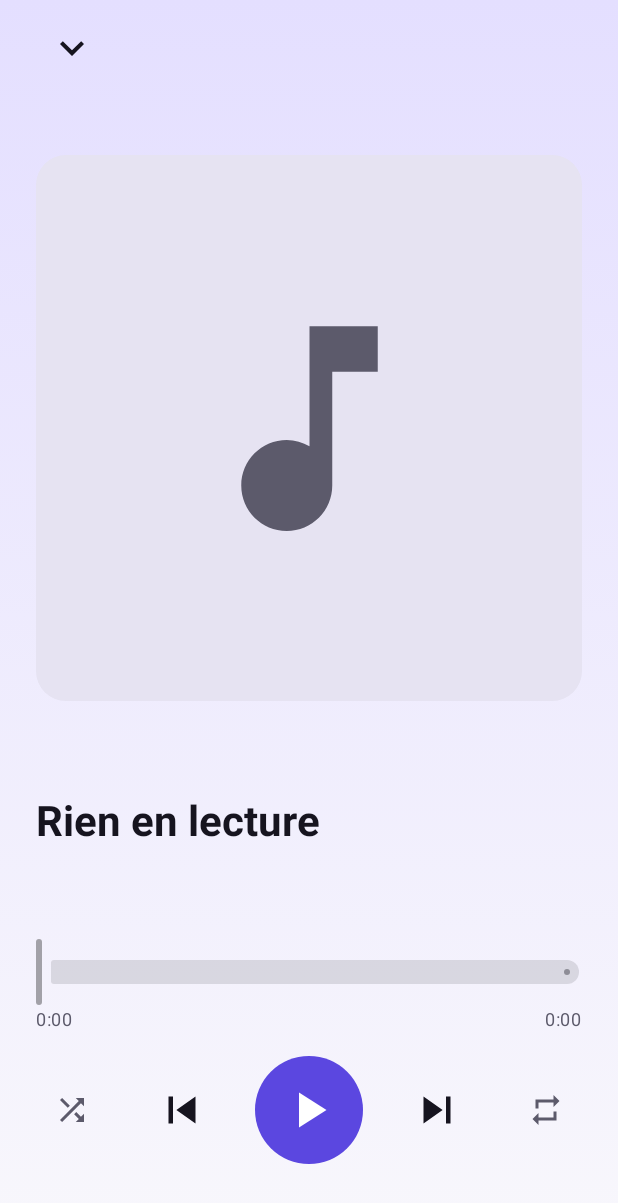
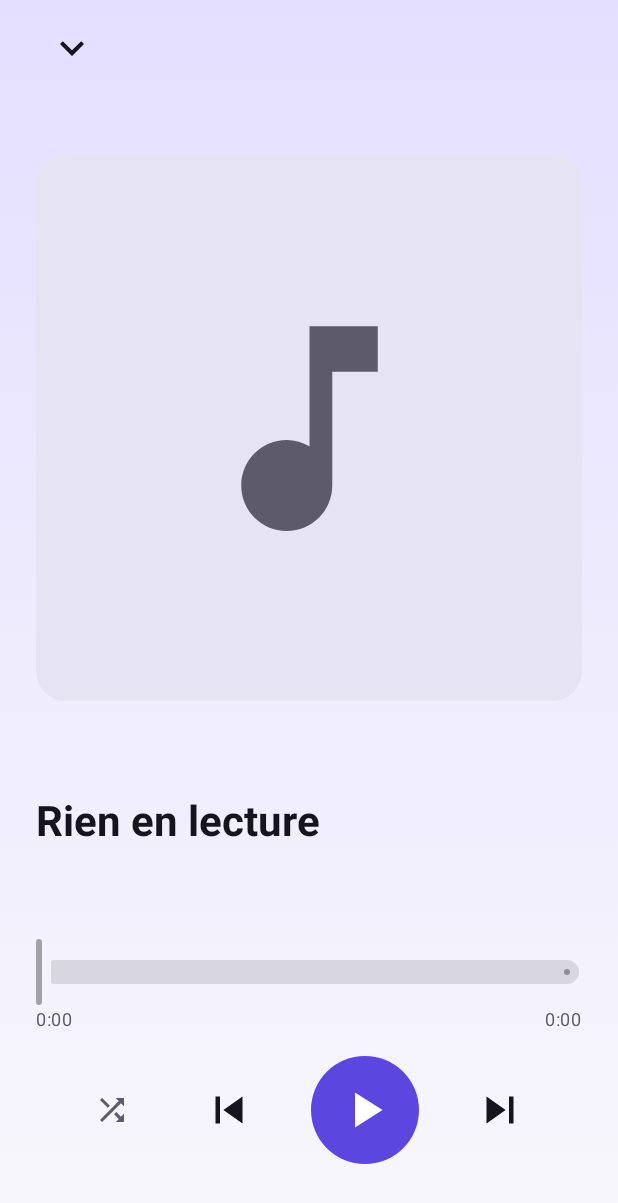
Before and after one commit to KrustyLeBot/Ecoutify, an Android app built with Jetpack Compose: the composable PlayerScreen shown on its own in the app's theme, on a phone screen of 412 x 824 dp. Shown: the top 1203 px of the screen. Run offline under Robolectric (Android 15) with nearby library versions, the phone set to English and light mode, and no system bars; pictures from the network do not load; 8 statements that could not run were skipped.

Commit message:
Always loop the queue and remove the repeat setting
A finished queue (STATE_ENDED) makes a play request from a car/Bluetooth replay only the last track.

Co-Authored-By: Claude Sonnet 5.5 <noreply@anthropic.com>
Claude-Session: https://claude.ai/code/session_01TtSNF3UP8Ja6VpVLtBverL

```diff
--- a/app/src/main/java/app/ecoutify/data/Store.kt
+++ b/app/src/main/java/app/ecoutify/data/Store.kt
@@ -5,7 +5,6 @@ import android.content.Context
 import android.content.pm.PackageManager
 import android.os.Build
 import android.os.Environment
-import androidx.media3.common.Player
 import org.json.JSONArray
 import org.json.JSONObject
 import java.io.File
@@ -77,10 +76,6 @@ class Store(private val context: Context) {
     var shuffle: Boolean
         get() = prefs.getBoolean("shuffle", false)
         set(v) = prefs.edit().putBoolean("shuffle", v).apply()
-
-    var repeat: Int
-        get() = prefs.getInt("repeat", Player.REPEAT_MODE_OFF)
-        set(v) = prefs.edit().putInt("repeat", v).apply()
 
     // --- History ---
     fun history(): List<Track> = readList("history")
--- a/app/src/main/java/app/ecoutify/playback/PlaybackService.kt
+++ b/app/src/main/java/app/ecoutify/playback/PlaybackService.kt
@@ -4,6 +4,7 @@ import android.content.Intent
 import android.net.Uri
 import androidx.media3.common.AudioAttributes
 import androidx.media3.common.C
+import androidx.media3.common.Player
 import androidx.media3.datasource.DataSpec
 import androidx.media3.datasource.DefaultDataSource
 import androidx.media3.datasource.ResolvingDataSource
@@ -38,6 +39,9 @@ class PlaybackService : MediaSessionService() {
             .setHandleAudioBecomingNoisy(true)
             .setWakeMode(C.WAKE_MODE_NETWORK)
             .build()
+        // Always loop the queue: a finished queue (STATE_ENDED) would make a "play" from a car or Bluetooth
+        // replay only the last track.
+        player.repeatMode = Player.REPEAT_MODE_ALL
         session = MediaSession.Builder(this, player).build()
     }
 
--- a/app/src/main/java/app/ecoutify/playback/PlayerConnection.kt
+++ b/app/src/main/java/app/ecoutify/playback/PlayerConnection.kt
@@ -4,7 +4,6 @@ import android.content.ComponentName
 import android.content.Context
 import android.net.Uri
 import androidx.compose.runtime.getValue
-import androidx.compose.runtime.mutableIntStateOf
 import androidx.compose.runtime.mutableStateOf
 import androidx.compose.runtime.setValue
 import androidx.core.content.ContextCompat
@@ -19,7 +18,7 @@ import app.ecoutify.data.Track
 
 /**
  * UI side: drives the playback service and exposes state observable by Compose.
- * The queue is simply the list the track was started from; shuffle and repeat are ExoPlayer's own.
+ * The queue is simply the list the track was started from; shuffle is ExoPlayer's own and the queue always loops.
  */
 class PlayerConnection(
     context: Context,
@@ -32,8 +31,6 @@ class PlayerConnection(
     var isPlaying by mutableStateOf(false)
         private set
     var shuffle by mutableStateOf(app.store.shuffle)
-        private set
-    var repeat by mutableIntStateOf(app.store.repeat)
         private set
 
     private var controller: MediaController? = null
@@ -56,10 +53,6 @@ class PlayerConnection(
 
         override fun onShuffleModeEnabledChanged(enabled: Boolean) {
             shuffle = enabled
-        }
-
-        override fun onRepeatModeChanged(mode: Int) {
-            repeat = mode
         }
 
         override fun onPlayerError(error: PlaybackException) {
@@ -85,11 +78,10 @@ class PlayerConnection(
             c.addListener(listener)
             if (c.mediaItemCount == 0) {
                 c.shuffleModeEnabled = shuffle
-                c.repeatMode = repeat
             } else {
                 shuffle = c.shuffleModeEnabled
-                repeat = c.repeatMode
             }
+            c.repeatMode = Player.REPEAT_MODE_ALL // the queue always loops
             isPlaying = c.isPlaying
             current = c.currentMediaItem?.let(::trackOf)
             pending?.invoke(c)
@@ -154,17 +146,6 @@ class PlayerConnection(
         controller?.shuffleModeEnabled = on
     }
 
-    fun cycleRepeat() {
-        val next = when (repeat) {
-            Player.REPEAT_MODE_OFF -> Player.REPEAT_MODE_ALL
-            Player.REPEAT_MODE_ALL -> Player.REPEAT_MODE_ONE
-            else -> Player.REPEAT_MODE_OFF
-        }
-        app.store.repeat = next
-        repeat = next
-        controller?.repeatMode = next
-    }
-
     val positionMs: Long get() = controller?.currentPosition ?: 0L
     val durationMs: Long get() = controller?.duration?.takeIf { it > 0 } ?: 0L
 
--- a/app/src/main/java/app/ecoutify/ui/Screens.kt
+++ b/app/src/main/java/app/ecoutify/ui/Screens.kt
@@ -40,7 +40,6 @@ import androidx.compose.ui.text.font.FontWeight
 import androidx.compose.ui.text.input.ImeAction
 import androidx.compose.ui.text.style.TextOverflow
 import androidx.compose.ui.unit.dp
-import androidx.media3.common.Player
 import app.ecoutify.data.Playlist
 import app.ecoutify.data.Track
 import coil3.compose.AsyncImage
@@ -591,7 +590,7 @@ private fun PlayerScreen(vm: MainViewModel, onClose: () -> Unit) {
             Text(formatTime(dur), style = MaterialTheme.typography.bodySmall, color = dim)
         }
         Spacer(Modifier.height(16.dp))
-        Row(Modifier.fillMaxWidth(), horizontalArrangement = Arrangement.SpaceBetween, verticalAlignment = Alignment.CenterVertically) {
+        Row(Modifier.fillMaxWidth(), horizontalArrangement = Arrangement.SpaceEvenly, verticalAlignment = Alignment.CenterVertically) {
             IconButton(onClick = { player.enableShuffle(!player.shuffle) }) {
                 Icon(Icons.Default.Shuffle, "Aléatoire", tint = if (player.shuffle) accent else dim)
             }
@@ -610,12 +609,6 @@ private fun PlayerScreen(vm: MainViewModel, onClose: () -> Unit) {
             IconButton(onClick = player::next, Modifier.size(56.dp)) {
                 Icon(Icons.Default.SkipNext, "Suivant", Modifier.size(36.dp))
             }
-            IconButton(onClick = player::cycleRepeat) {
-                Icon(
-                    if (player.repeat == Player.REPEAT_MODE_ONE) Icons.Default.RepeatOne else Icons.Default.Repeat,
-                    "Répéter", tint = if (player.repeat == Player.REPEAT_MODE_OFF) dim else accent,
-                )
-            }
         }
         Spacer(Modifier.height(48.dp))
     }
```
Also changed, not shown: 1 other file.
